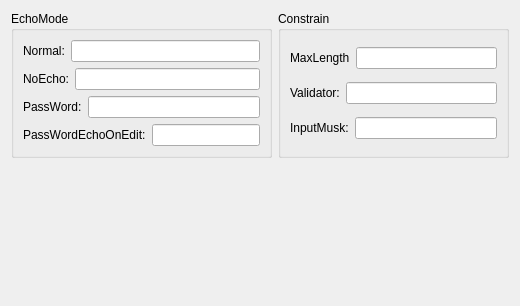
SolarAA-11/LearnQt, file LearnWidgets/LearnQLabel/widget.ui: the form before one commit.
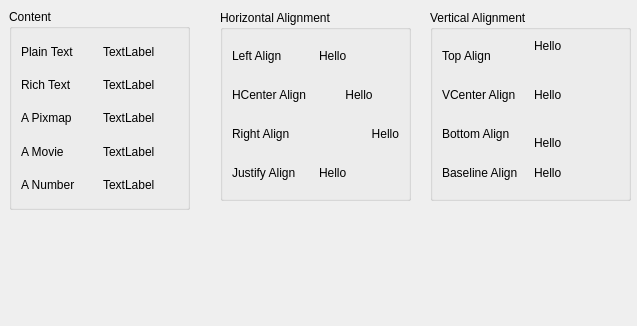
The form after the commit.

Commit message: Learn QLabel

The edit to the form file:
```diff
--- a/LearnWidgets/LearnQLabel/widget.ui
+++ b/LearnWidgets/LearnQLabel/widget.ui
@@ -6,18 +6,24 @@
    <rect>
     <x>0</x>
     <y>0</y>
-    <width>520</width>
-    <height>306</height>
+    <width>637</width>
+    <height>326</height>
    </rect>
   </property>
   <property name="windowTitle">
    <string>Widget</string>
   </property>
-  <layout class="QGridLayout" name="gridLayout">
-   <item row="0" column="0">
     <widget class="QGroupBox" name="groupBox">
+   <property name="geometry">
+    <rect>
+     <x>9</x>
+     <y>9</y>
+     <width>181</width>
+     <height>201</height>
+    </rect>
+   </property>
      <property name="title">
-      <string>EchoMode</string>
+    <string>Content</string>
      </property>
      <layout class="QVBoxLayout" name="verticalLayout">
       <item>
@@ -25,46 +31,50 @@
         <item>
          <widget class="QLabel" name="label">
           <property name="text">
-           <string>Normal:</string>
+         <string>Plain Text</string>
           </property>
          </widget>
         </item>
         <item>
-         <widget class="QLineEdit" name="normalLineEdit"/>
+       <widget class="QLabel" name="plainTextLabel">
+        <property name="text">
+         <string>TextLabel</string>
+        </property>
+       </widget>
         </item>
        </layout>
       </item>
       <item>
        <layout class="QHBoxLayout" name="horizontalLayout_2">
         <item>
-         <widget class="QLabel" name="label_2">
-          <property name="text">
-           <string>NoEcho:</string>
-          </property>
-         </widget>
-        </item>
-        <item>
-         <widget class="QLineEdit" name="noEchoLineEdit">
-          <property name="echoMode">
-           <enum>QLineEdit::NoEcho</enum>
-          </property>
-         </widget>
-        </item>
-       </layout>
-      </item>
-      <item>
-       <layout class="QHBoxLayout" name="horizontalLayout_3">
-        <item>
          <widget class="QLabel" name="label_3">
           <property name="text">
-           <string>PassWord:</string>
+         <string>Rich Text</string>
           </property>
          </widget>
         </item>
         <item>
-         <widget class="QLineEdit" name="passwordLineEdit">
-          <property name="echoMode">
-           <enum>QLineEdit::Password</enum>
+       <widget class="QLabel" name="richTextLabel">
+        <property name="text">
+         <string>TextLabel</string>
+        </property>
+       </widget>
+      </item>
+     </layout>
+    </item>
+    <item>
+     <layout class="QHBoxLayout" name="horizontalLayout_3">
+      <item>
+       <widget class="QLabel" name="label_5">
+        <property name="text">
+         <string>A Pixmap</string>
+        </property>
+       </widget>
+      </item>
+      <item>
+       <widget class="QLabel" name="pixmapLabel">
+        <property name="text">
+         <string>TextLabel</string>
           </property>
          </widget>
         </item>
@@ -73,89 +83,230 @@
       <item>
        <layout class="QHBoxLayout" name="horizontalLayout_4">
         <item>
-         <widget class="QLabel" name="label_4">
+       <widget class="QLabel" name="label_7">
           <property name="text">
-           <string>PassWordEchoOnEdit:</string>
+         <string>A Movie</string>
           </property>
          </widget>
         </item>
         <item>
-         <widget class="QLineEdit" name="passwordEchoOnEdit">
-          <property name="echoMode">
-           <enum>QLineEdit::PasswordEchoOnEdit</enum>
+       <widget class="QLabel" name="movieLabel">
+        <property name="text">
+         <string>TextLabel</string>
           </property>
          </widget>
         </item>
        </layout>
       </item>
-     </layout>
-    </widget>
-   </item>
-   <item row="0" column="1">
+    <item>
+     <layout class="QHBoxLayout" name="horizontalLayout_5">
+      <item>
+       <widget class="QLabel" name="label_9">
+        <property name="text">
+         <string>A Number</string>
+        </property>
+       </widget>
+      </item>
+      <item>
+       <widget class="QLabel" name="numberLabel">
+        <property name="text">
+         <string>TextLabel</string>
+        </property>
+       </widget>
+      </item>
+     </layout>
+    </item>
+   </layout>
+  </widget>
     <widget class="QGroupBox" name="groupBox_2">
+   <property name="geometry">
+    <rect>
+     <x>220</x>
+     <y>10</y>
+     <width>191</width>
+     <height>191</height>
+    </rect>
+   </property>
      <property name="title">
-      <string>Constrain</string>
+    <string>Horizontal Alignment</string>
      </property>
      <layout class="QVBoxLayout" name="verticalLayout_2">
-      <item>
-       <layout class="QHBoxLayout" name="horizontalLayout_5">
-        <item>
-         <widget class="QLabel" name="label_5">
-          <property name="text">
-           <string>MaxLength</string>
-          </property>
-         </widget>
-        </item>
-        <item>
-         <widget class="QLineEdit" name="maxLengthLineEdit"/>
-        </item>
-       </layout>
-      </item>
       <item>
        <layout class="QHBoxLayout" name="horizontalLayout_6">
         <item>
-         <widget class="QLabel" name="label_6">
+       <widget class="QLabel" name="label_2">
           <property name="text">
-           <string>Validator:</string>
+         <string>Left Align</string>
           </property>
          </widget>
         </item>
         <item>
-         <widget class="QLineEdit" name="validatorLineEdit"/>
+       <widget class="QLabel" name="label_4">
+        <property name="text">
+         <string>Hello</string>
+        </property>
+       </widget>
         </item>
        </layout>
       </item>
       <item>
        <layout class="QHBoxLayout" name="horizontalLayout_7">
         <item>
-         <widget class="QLabel" name="label_7">
+       <widget class="QLabel" name="label_6">
           <property name="text">
-           <string>InputMusk:</string>
+         <string>HCenter Align</string>
           </property>
          </widget>
         </item>
         <item>
-         <widget class="QLineEdit" name="inputMustLineEdit"/>
+       <widget class="QLabel" name="label_8">
+        <property name="text">
+         <string>Hello</string>
+        </property>
+        <property name="alignment">
+         <set>Qt::AlignCenter</set>
+        </property>
+       </widget>
         </item>
        </layout>
       </item>
+    <item>
+     <layout class="QHBoxLayout" name="horizontalLayout_8">
+      <item>
+       <widget class="QLabel" name="label_10">
+        <property name="text">
+         <string>Right Align</string>
+        </property>
+       </widget>
+      </item>
+      <item>
+       <widget class="QLabel" name="label_11">
+        <property name="text">
+         <string>Hello</string>
+        </property>
+        <property name="alignment">
+         <set>Qt::AlignRight|Qt::AlignTrailing|Qt::AlignVCenter</set>
+        </property>
+       </widget>
+      </item>
      </layout>
-    </widget>
-   </item>
-   <item row="1" column="0">
-    <spacer name="verticalSpacer">
-     <property name="orientation">
-      <enum>Qt::Vertical</enum>
-     </property>
-     <property name="sizeHint" stdset="0">
-      <size>
-       <width>20</width>
-       <height>40</height>
-      </size>
-     </property>
-    </spacer>
-   </item>
-  </layout>
+    </item>
+    <item>
+     <layout class="QHBoxLayout" name="horizontalLayout_9">
+      <item>
+       <widget class="QLabel" name="label_14">
+        <property name="text">
+         <string>Justify Align</string>
+        </property>
+       </widget>
+      </item>
+      <item>
+       <widget class="QLabel" name="label_15">
+        <property name="text">
+         <string>Hello</string>
+        </property>
+        <property name="alignment">
+         <set>Qt::AlignJustify|Qt::AlignVCenter</set>
+        </property>
+       </widget>
+      </item>
+     </layout>
+    </item>
+   </layout>
+  </widget>
+  <widget class="QGroupBox" name="groupBox_3">
+   <property name="geometry">
+    <rect>
+     <x>430</x>
+     <y>10</y>
+     <width>201</width>
+     <height>191</height>
+    </rect>
+   </property>
+   <property name="title">
+    <string>Vertical Alignment</string>
+   </property>
+   <layout class="QVBoxLayout" name="verticalLayout_3">
+    <item>
+     <layout class="QHBoxLayout" name="horizontalLayout_10">
+      <item>
+       <widget class="QLabel" name="label_12">
+        <property name="text">
+         <string>Top Align</string>
+        </property>
+       </widget>
+      </item>
+      <item>
+       <widget class="QLabel" name="label_13">
+        <property name="text">
+         <string>Hello</string>
+        </property>
+        <property name="alignment">
+         <set>Qt::AlignLeading|Qt::AlignLeft|Qt::AlignTop</set>
+        </property>
+       </widget>
+      </item>
+     </layout>
+    </item>
+    <item>
+     <layout class="QHBoxLayout" name="horizontalLayout_11">
+      <item>
+       <widget class="QLabel" name="label_16">
+        <property name="text">
+         <string>VCenter Align</string>
+        </property>
+       </widget>
+      </item>
+      <item>
+       <widget class="QLabel" name="label_17">
+        <property name="text">
+         <string>Hello</string>
+        </property>
+       </widget>
+      </item>
+     </layout>
+    </item>
+    <item>
+     <layout class="QHBoxLayout" name="horizontalLayout_12">
+      <item>
+       <widget class="QLabel" name="label_18">
+        <property name="text">
+         <string>Bottom Align</string>
+        </property>
+       </widget>
+      </item>
+      <item>
+       <widget class="QLabel" name="label_19">
+        <property name="text">
+         <string>Hello</string>
+        </property>
+        <property name="alignment">
+         <set>Qt::AlignBottom|Qt::AlignLeading|Qt::AlignLeft</set>
+        </property>
+       </widget>
+      </item>
+     </layout>
+    </item>
+    <item>
+     <layout class="QHBoxLayout" name="horizontalLayout_13">
+      <item>
+       <widget class="QLabel" name="label_20">
+        <property name="text">
+         <string>Baseline Align</string>
+        </property>
+       </widget>
+      </item>
+      <item>
+       <widget class="QLabel" name="baselineLabel">
+        <property name="text">
+         <string>Hello</string>
+        </property>
+       </widget>
+      </item>
+     </layout>
+    </item>
+   </layout>
+  </widget>
  </widget>
  <resources/>
  <connections/>
```
Lines whose indentation alone changed are shown as unchanged. The commit also changes 5 other files.
